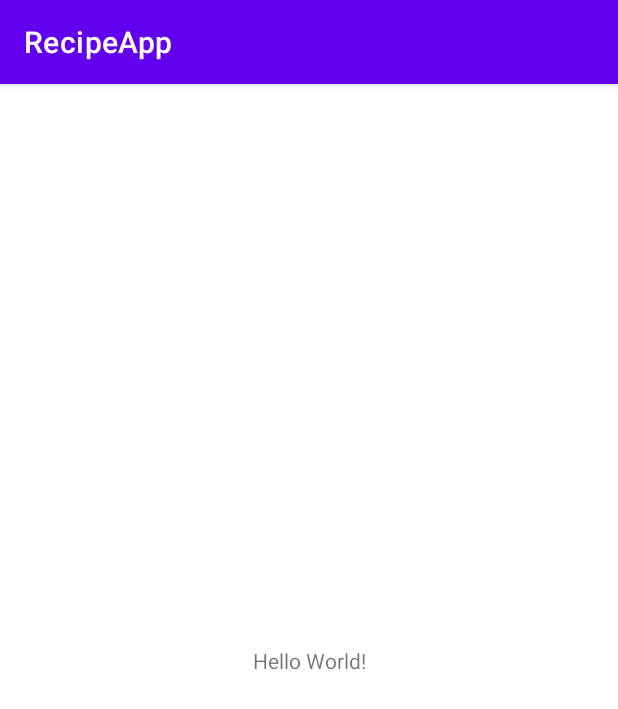
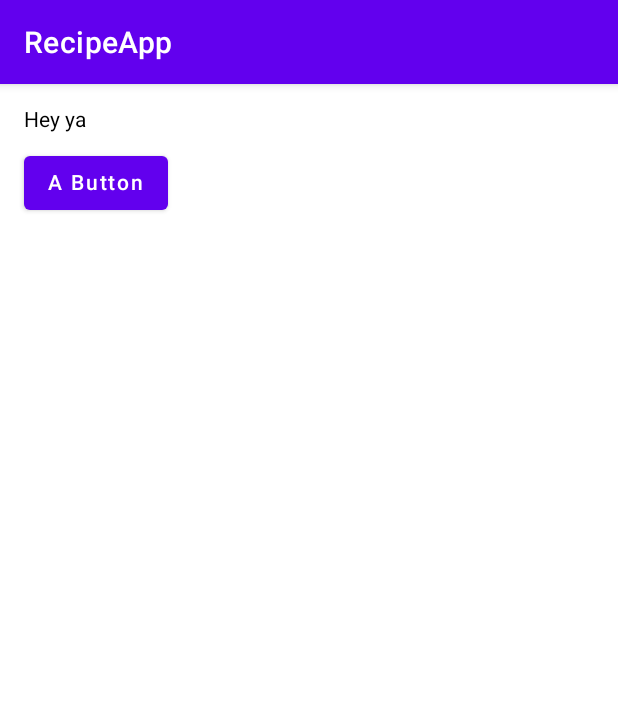
Before and after one commit to mattlenehan/RecipeApp, an Android app built with Jetpack Compose: the screen it shows after launch (MainActivity), on a phone screen of 412 x 824 dp. Shown: the top 709 px of the screen. Run offline under Robolectric (Android 15) with nearby library versions, the phone set to English and light mode, and no system bars.

```diff
--- a/app/build.gradle
+++ b/app/build.gradle
@@ -32,7 +32,7 @@ android {
         useIR = true
     }
     composeOptions {
-        def kotlin_compiler_version = "1.5.0"
+        def kotlin_compiler_version = "1.4.30"
         kotlinCompilerVersion kotlin_compiler_version
 
         def kotlin_compiler_extension_version = "1.0.0-beta01"
--- a/app/src/main/java/com/example/recipeapp/MainActivity.kt
+++ b/app/src/main/java/com/example/recipeapp/MainActivity.kt
@@ -2,10 +2,30 @@ package com.example.recipeapp
 
 import androidx.appcompat.app.AppCompatActivity
 import android.os.Bundle
+import androidx.activity.compose.setContent
+import androidx.compose.foundation.layout.Column
+import androidx.compose.foundation.layout.Spacer
+import androidx.compose.foundation.layout.padding
+import androidx.compose.material.Button
+import androidx.compose.material.Text
+import androidx.compose.ui.Modifier
+import androidx.compose.ui.unit.dp
 
 class MainActivity : AppCompatActivity() {
     override fun onCreate(savedInstanceState: Bundle?) {
         super.onCreate(savedInstanceState)
-        setContentView(R.layout.activity_main)
+        setContent {
+            Column(
+                modifier = Modifier.padding(16.dp)
+            ) {
+                Text(text = "Hey ya")
+                Spacer(modifier = Modifier.padding(top = 10.dp))
+                Button(
+                    onClick = {}
+                ) {
+                    Text(text = "A Button")
+                }
+            }
+        }
     }
 }
```
Also changed, not shown: build.gradle (+3 -5 lines), gradle/wrapper/gradle-wrapper.properties.
